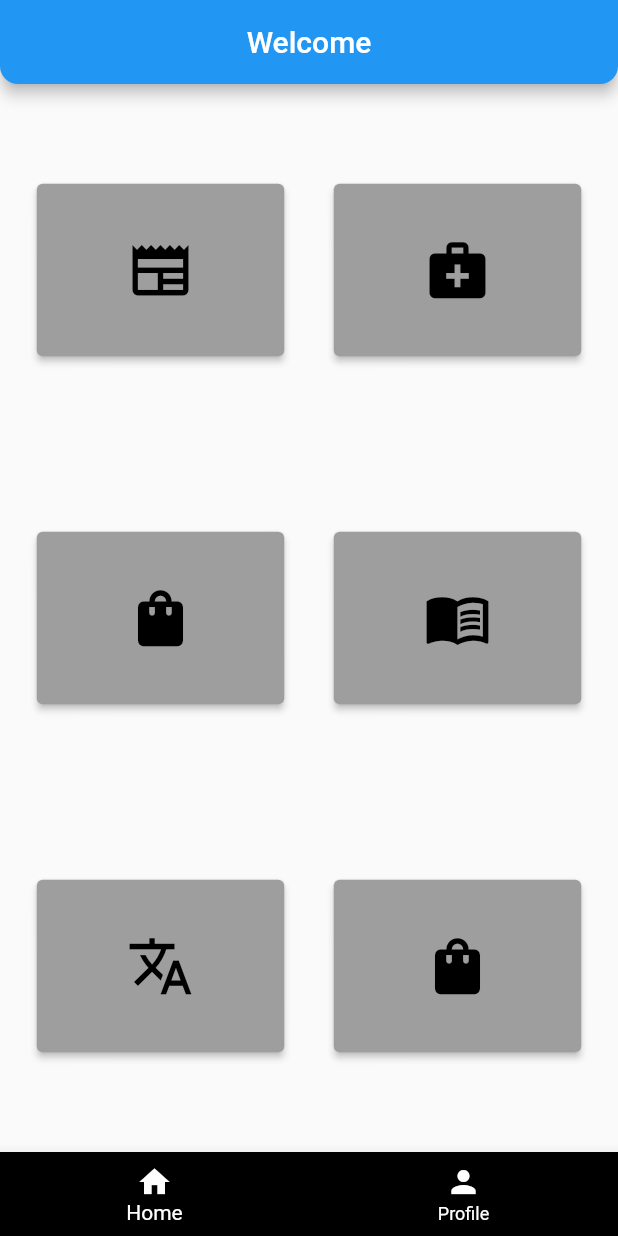
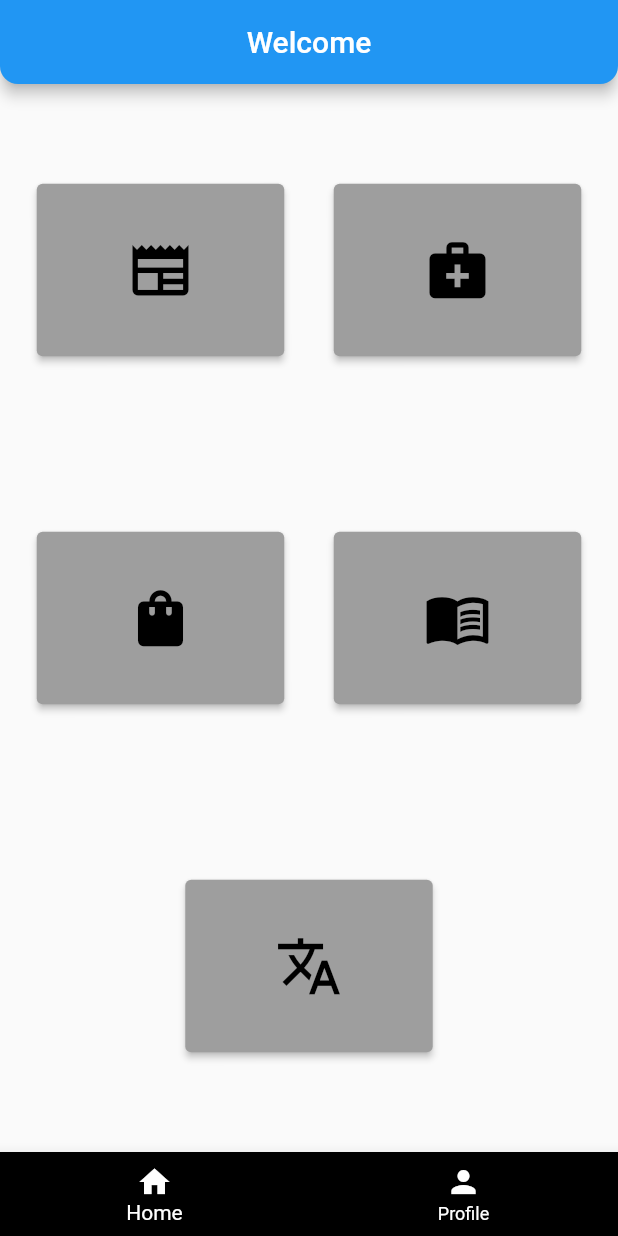
Before and after one commit to jayster7101/SCU_Frugal_Refugee_App, a Flutter app: the screen it shows after launch, on a phone screen of 412 x 824 dp. Run offline on Flutter 3.47's test engine with Material 2 defaults, Android fonts, the phone set to English and light mode, and no system bars; our stand-ins replace camera, geolocator; missing offline and left inert: map_launcher, material_tag_editor.

Commit message:
Removed job button

```diff
--- a/lib/main.dart
+++ b/lib/main.dart
@@ -204,19 +204,6 @@ class __MainScreenState extends State<_MainScreen> {
                         size: 45,
                       ),
                     ),
-                    ElevatedButton(
-                      style: ElevatedButton.styleFrom(
-                          padding: EdgeInsets.fromLTRB(60, 35, 60, 35),
-                          primary: Colors.grey),
-                      onPressed: () {
-                        print("Button 1 ");
-                      },
-                      child: Icon(
-                        Icons.shopping_bag,
-                        color: Colors.black,
-                        size: 45,
-                      ),
-                    )
                   ],
                 ),
               ]),
```
Also changed, not shown: 2 other files.
